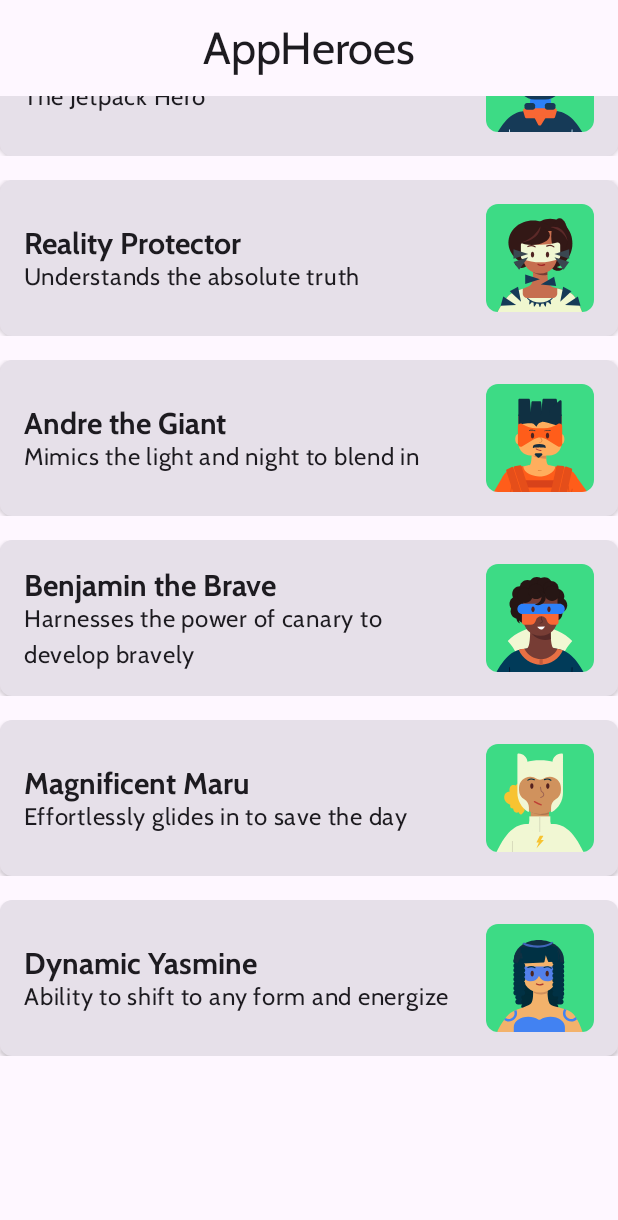
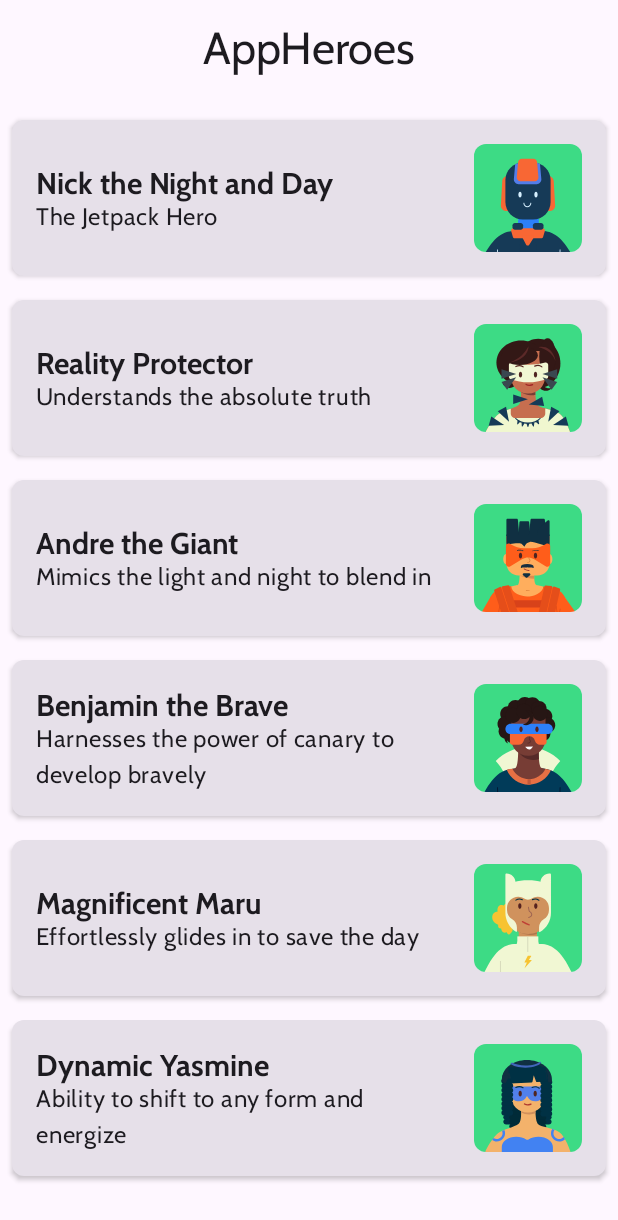
Before and after one commit to ldaniel04/AppHeroes, an Android app built with Jetpack Compose: the screen it shows after launch (MainActivity), on a phone screen of 412 x 824 dp. Shown: the top 1220 px of the screen. Run offline under Robolectric (Android 15) with nearby library versions, the phone set to English and light mode, and no system bars.

Commit message:
Version Final 1

```diff
--- a/app/src/main/java/com/example/appheroes/HeroesScreen.kt
+++ b/app/src/main/java/com/example/appheroes/HeroesScreen.kt
@@ -1,12 +1,10 @@
 package com.example.appheroes
 
-import androidx.compose.animation.animateContentSize
-import androidx.compose.animation.core.Spring
-import androidx.compose.animation.core.spring
 import androidx.compose.foundation.Image
 import androidx.compose.foundation.layout.Arrangement
 import androidx.compose.foundation.layout.Box
 import androidx.compose.foundation.layout.Column
+import androidx.compose.foundation.layout.PaddingValues
 import androidx.compose.foundation.layout.Row
 import androidx.compose.foundation.layout.Spacer
 import androidx.compose.foundation.layout.fillMaxWidth
@@ -40,12 +38,6 @@ fun HeroItem(
         elevation = CardDefaults.cardElevation(defaultElevation = dimensionResource(id = R.dimen.dimens_2)),
         shape = RoundedCornerShape(size = (dimensionResource(id = R.dimen.dimens_8))),
         modifier = modifier
-            .animateContentSize(
-                animationSpec = spring(
-                    dampingRatio = Spring.DampingRatioHighBouncy,
-                    stiffness = Spring.StiffnessMediumLow
-                )
-            )
     ) {
         Row(
             modifier = modifier
@@ -88,7 +80,7 @@ fun HeroList(heroes: List<Hero>) {
     LazyVerticalGrid(
         columns = GridCells.Fixed(1),
         verticalArrangement = Arrangement.spacedBy(dimensionResource(R.dimen.dimens_16)),
-        horizontalArrangement = Arrangement.spacedBy(dimensionResource(R.dimen.dimens_8)),
+        contentPadding = PaddingValues(dimensionResource(id = R.dimen.dimens_8))
     ) {
         items(heroes) { hero ->
             HeroItem(hero = hero)
--- a/app/src/main/java/com/example/appheroes/MainActivity.kt
+++ b/app/src/main/java/com/example/appheroes/MainActivity.kt
@@ -5,7 +5,9 @@ import android.annotation.SuppressLint
 import android.os.Bundle
 import androidx.activity.ComponentActivity
 import androidx.activity.compose.setContent
+import androidx.compose.foundation.layout.Column
 import androidx.compose.foundation.layout.fillMaxSize
+import androidx.compose.foundation.layout.padding
 import androidx.compose.material3.CenterAlignedTopAppBar
 import androidx.compose.material3.ExperimentalMaterial3Api
 import androidx.compose.material3.MaterialTheme
@@ -14,6 +16,7 @@ import androidx.compose.material3.Surface
 import androidx.compose.material3.Text
 import androidx.compose.runtime.Composable
 import androidx.compose.ui.Modifier
+import androidx.compose.ui.res.dimensionResource
 import androidx.compose.ui.res.stringResource
 import androidx.compose.ui.tooling.preview.Preview
 import com.example.appheroes.model.HeroesRepository
@@ -38,16 +41,20 @@ class MainActivity : ComponentActivity() {
 @SuppressLint("UnusedMaterial3ScaffoldPaddingParameter")
 @Composable
 fun HeroApp() {
-    Scaffold(modifier = Modifier.fillMaxSize(),
+    val heroes = HeroesRepository.heroes
+    Scaffold(
         topBar = {
-        HeroTopBar()
-    }
-    ){val heroes = HeroesRepository.heroes
-        HeroList(heroes = heroes)
-
+            HeroTopBar()
+        }
+    ) {
+        Column(
+            //Parche que evita que el Scaffold se coma mitad del contenido
+            modifier = Modifier.padding(top = dimensionResource(id = R.dimen.dimens_72))
+        ) {
+            HeroList(heroes = heroes)
+        }
     }
 }
-
 
 @OptIn(ExperimentalMaterial3Api::class)
 @Composable
```
